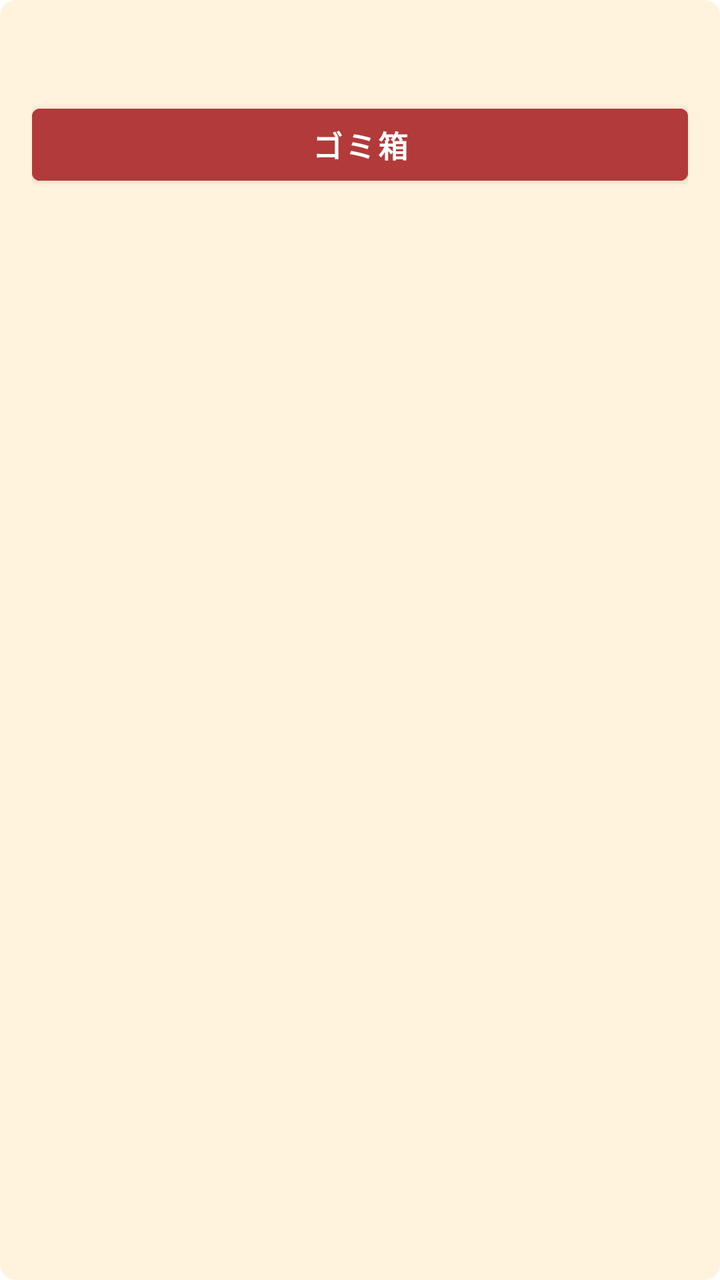
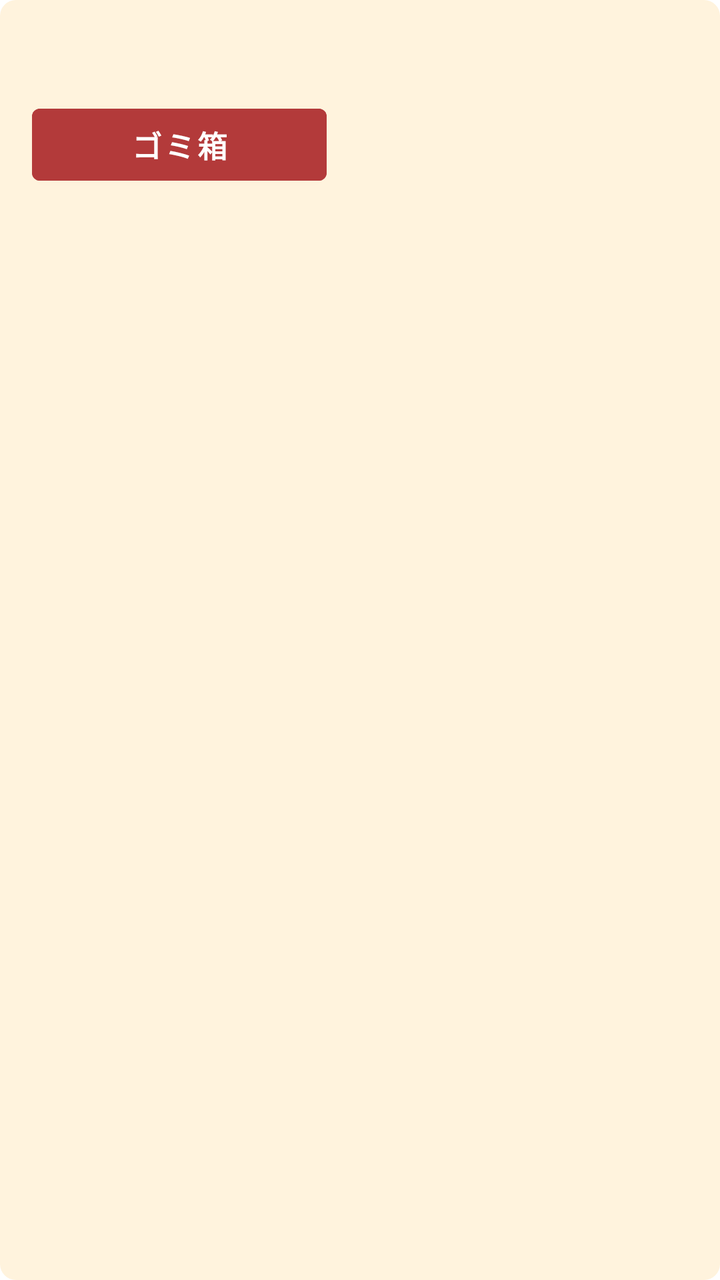

Before-and-after screenshots of an Android layout around one commit, followed by the original layout XML and the change that was made.
<!-- AndroidManifest.xml: application theme Theme.PainRecord001 -->
<!-- res/layout/item_saved_record.xml -->
<?xml version="1.0" encoding="utf-8"?>
<LinearLayout xmlns:android="http://schemas.android.com/apk/res/android"
    android:layout_width="match_parent"
    android:layout_height="wrap_content"
    android:layout_marginBottom="12dp"
    android:background="@drawable/saved_record_background"
    android:orientation="vertical"
    android:padding="16dp">

    <TextView
        android:id="@+id/recordText"
        android:layout_width="match_parent"
        android:layout_height="wrap_content"
        android:textColor="@color/text_primary"
        android:textSize="15sp" />

    <Button
        android:id="@+id/deleteRecordButton"
        android:layout_width="match_parent"
        android:layout_height="48dp"
        android:layout_marginTop="12dp"
        android:backgroundTint="@color/delete_button"
        android:text="@string/delete_record"
        android:textAllCaps="false"
        android:textColor="@color/white"
        android:textSize="15sp"
        android:textStyle="bold" />
</LinearLayout>
<!-- resources referenced by this layout -->
<resources>
  <color name="delete_button">#FFB33A3A</color>
  <color name="text_primary">#FF20242A</color>
  <color name="white">#FFFFFFFF</color>
  <!-- drawable saved_record_background (drawable) -->
  <?xml version="1.0" encoding="utf-8"?>
  <shape xmlns:android="http://schemas.android.com/apk/res/android">
      <solid android:color="@color/saved_record_background" />
      <corners android:radius="8dp" />
  </shape>
  <string name="delete_record">ゴミ箱</string>
  <style name="Theme.PainRecord001" parent="Theme.MaterialComponents.DayNight.NoActionBar">
          
          <item name="colorPrimary">@color/accent</item>
          <item name="colorPrimaryVariant">@color/mandala_button</item>
          <item name="colorOnPrimary">@color/white</item>
          
          <item name="colorSecondary">@color/teal_200</item>
          <item name="colorSecondaryVariant">@color/teal_700</item>
          <item name="colorOnSecondary">@color/black</item>
          
          <item name="android:statusBarColor">?attr/colorPrimaryVariant</item>
          
      </style>
  <color name="saved_record_background">#FFFFF3DD</color>
  <color name="accent">#FF108E71</color>
  <color name="mandala_button">#FF1F4C8E</color>
  <color name="teal_200">#FF03DAC5</color>
  <color name="teal_700">#FF018786</color>
  <color name="black">#FF000000</color>
</resources>

<!-- the commit's change to res/layout/item_saved_record.xml (unified diff, before → after) -->
@@ -14,15 +14,28 @@
         android:textColor="@color/text_primary"
         android:textSize="15sp" />
 
-    <Button
-        android:id="@+id/deleteRecordButton"
+    <LinearLayout
         android:layout_width="match_parent"
-        android:layout_height="48dp"
-        android:layout_marginTop="12dp"
-        android:backgroundTint="@color/delete_button"
-        android:text="@string/delete_record"
-        android:textAllCaps="false"
-        android:textColor="@color/white"
-        android:textSize="15sp"
-        android:textStyle="bold" />
+        android:layout_height="wrap_content"
+        android:orientation="horizontal"
+        android:weightSum="1">
+
+        <Button
+            android:id="@+id/deleteRecordButton"
+            android:layout_width="0dp"
+            android:layout_height="48dp"
+            android:layout_marginTop="12dp"
+            android:layout_weight="0.45"
+            android:backgroundTint="@color/delete_button"
+            android:text="@string/delete_record"
+            android:textAllCaps="false"
+            android:textColor="@color/white"
+            android:textSize="15sp"
+            android:textStyle="bold" />
+
+        <Space
+            android:layout_width="0dp"
+            android:layout_height="0dp"
+            android:layout_weight="0.55" />
+    </LinearLayout>
 </LinearLayout>
